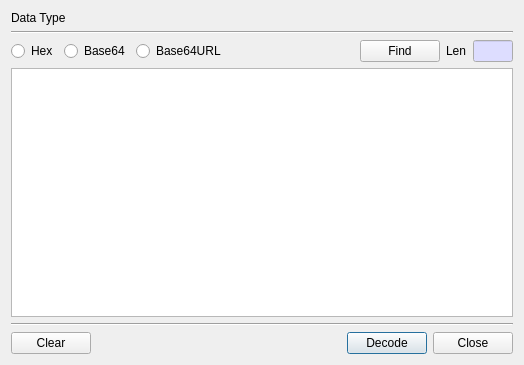
First picture: the form in BerEditor/decode_data_dlg.ui, repository jykim74/BerEditor, before the edit.
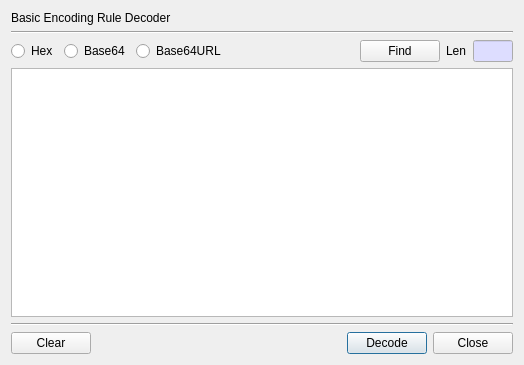
Second picture: the form after the edit.

```diff
--- a/BerEditor/decode_data_dlg.ui
+++ b/BerEditor/decode_data_dlg.ui
@@ -75,7 +75,7 @@
    <item row="0" column="0">
     <widget class="QLabel" name="label_2">
      <property name="text">
-      <string>Data Type</string>
+      <string>Basic Encoding Rule Decoder</string>
      </property>
     </widget>
    </item>
```
